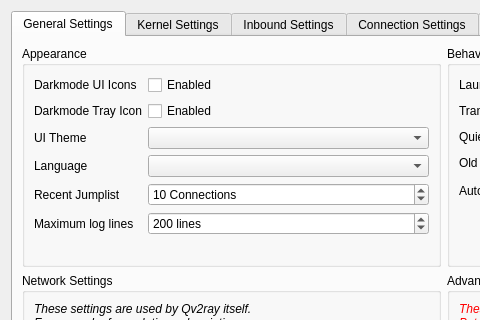
The window that src/ui/windows/w_PreferencesWindow.ui (Qv2ray/Qv2ray) describes before a commit, drawn with Qt 5; both pictures show x 0 to 480 and y 0 to 320 of the 888 by 652 pixel window.
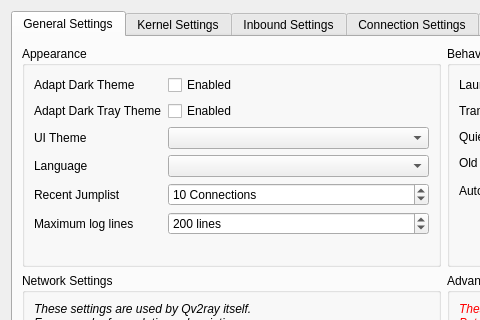
The same window after the commit. The open tabs and pages were chosen to show the change. Icons and pictures are not drawn.

Commit message: fix: fixed a misleading Darkmode description

Patch:
```diff
--- a/src/ui/windows/w_PreferencesWindow.ui
+++ b/src/ui/windows/w_PreferencesWindow.ui
@@ -51,7 +51,7 @@
             <item row="0" column="0">
              <widget class="QLabel" name="darkThemeLabel">
               <property name="text">
-               <string>Darkmode UI Icons</string>
+               <string>Adapt Dark Theme</string>
               </property>
               <property name="textFormat">
                <enum>Qt::PlainText</enum>
@@ -68,7 +68,7 @@
             <item row="1" column="0">
              <widget class="QLabel" name="label_36">
               <property name="text">
-               <string>Darkmode Tray Icon</string>
+               <string>Adapt Dark Tray Theme</string>
               </property>
               <property name="textFormat">
                <enum>Qt::PlainText</enum>
```
Left out of the diff: 2 changed lines with no effect on the pictures. The commit also changes 1 other file.
